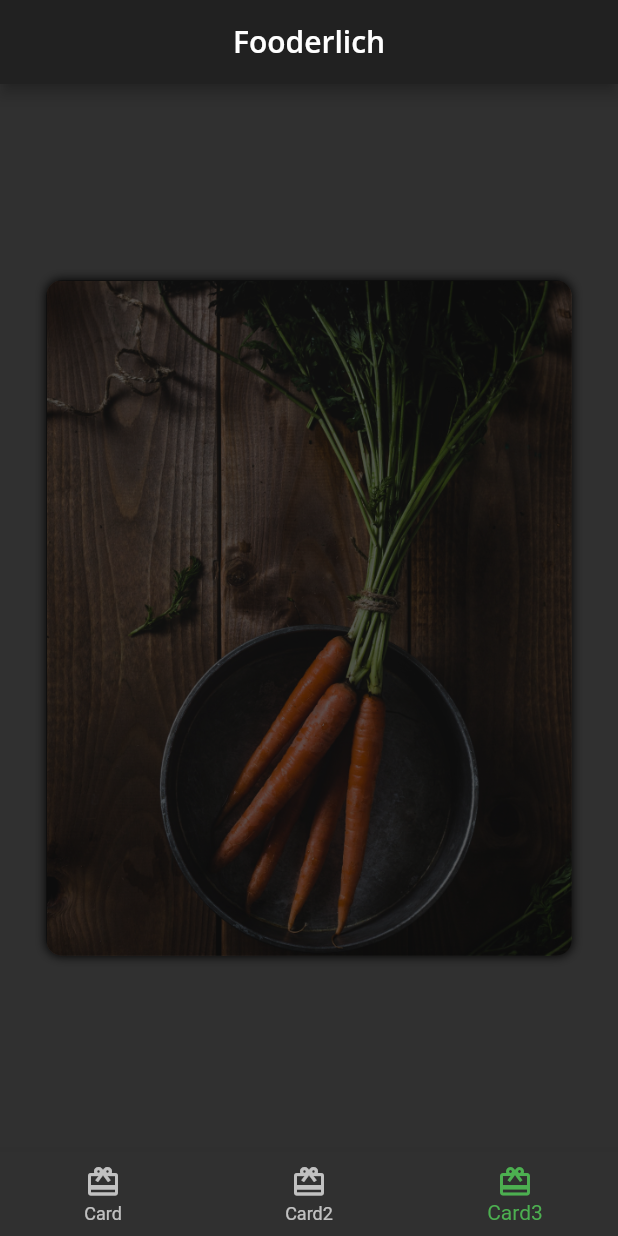
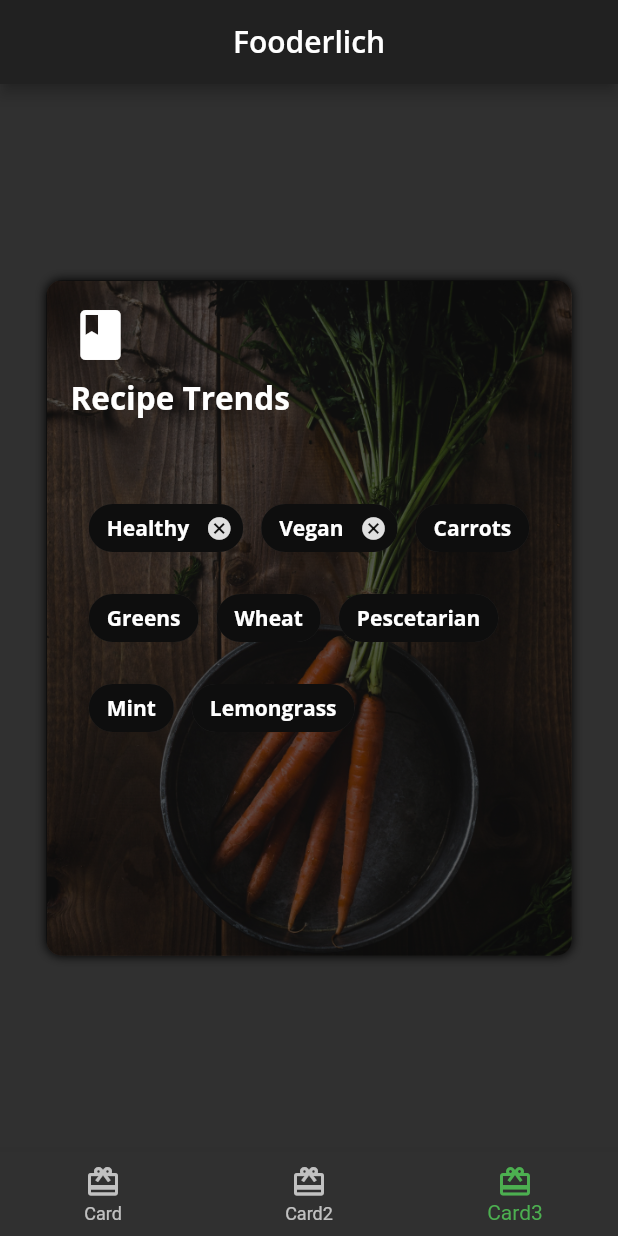
Before and after one commit to danilloism/portfolio.fooderlich, a Flutter app: the screen it shows after launch, item 3 of the bottom bar chosen, on a phone screen of 412 x 824 dp. Run offline on Flutter 3.47's test engine with Material 2 defaults, Android fonts, the phone set to English and light mode, and no system bars; our stand-ins replace google_fonts.

Commit message:
Card3 done

```diff
--- a/lib/cards/card.3.dart
+++ b/lib/cards/card.3.dart
@@ -1,4 +1,6 @@
 import 'package:flutter/material.dart';
+import 'package:fooderlich/theme.dart';
+import 'package:fooderlich/utils.dart';
 
 class Card3 extends StatelessWidget {
   const Card3({Key? key}) : super(key: key);
@@ -33,8 +35,79 @@ class Card3 extends StatelessWidget {
                 ),
               ),
             ),
-            Container(),
-            //TODO: add Center widget with Chip widget children
+            Container(
+              padding: const EdgeInsets.all(16),
+              child: Column(
+                crossAxisAlignment: CrossAxisAlignment.start,
+                children: [
+                  const Icon(
+                    Icons.book,
+                    color: Colors.white,
+                    size: 40,
+                  ),
+                  Gap.gapH8,
+                  Text(
+                    "Recipe Trends",
+                    style: FooderlichTheme.dark.textTheme.headline2,
+                  ),
+                  Gap.gapH32,
+                ],
+              ),
+            ),
+            Center(
+              child: Padding(
+                padding: const EdgeInsets.all(16),
+                child: Wrap(
+                  alignment: WrapAlignment.start,
+                  spacing: 12,
+                  runSpacing: 12,
+                  children: [
+                    Chip(
+                      label: Text('Healthy',
+                          style: FooderlichTheme.dark.textTheme.bodyText1),
+                      backgroundColor: Colors.black.withOpacity(0.7),
+                      onDeleted: () {},
+                    ),
+                    Chip(
+                      label: Text('Vegan',
+                          style: FooderlichTheme.dark.textTheme.bodyText1),
+                      backgroundColor: Colors.black.withOpacity(0.7),
+                      onDeleted: () {},
+                    ),
+                    Chip(
+                      label: Text('Carrots',
+                          style: FooderlichTheme.dark.textTheme.bodyText1),
+                      backgroundColor: Colors.black.withOpacity(0.7),
+                    ),
+                    Chip(
+                      label: Text('Greens',
+                          style: FooderlichTheme.dark.textTheme.bodyText1),
+                      backgroundColor: Colors.black.withOpacity(0.7),
+                    ),
+                    Chip(
+                      label: Text('Wheat',
+                          style: FooderlichTheme.dark.textTheme.bodyText1),
+                      backgroundColor: Colors.black.withOpacity(0.7),
+                    ),
+                    Chip(
+                      label: Text('Pescetarian',
+                          style: FooderlichTheme.dark.textTheme.bodyText1),
+                      backgroundColor: Colors.black.withOpacity(0.7),
+                    ),
+                    Chip(
+                      label: Text('Mint',
+                          style: FooderlichTheme.dark.textTheme.bodyText1),
+                      backgroundColor: Colors.black.withOpacity(0.7),
+                    ),
+                    Chip(
+                      label: Text('Lemongrass',
+                          style: FooderlichTheme.dark.textTheme.bodyText1),
+                      backgroundColor: Colors.black.withOpacity(0.7),
+                    ),
+                  ],
+                ),
+              ),
+            ),
           ],
         ),
       ),
```
